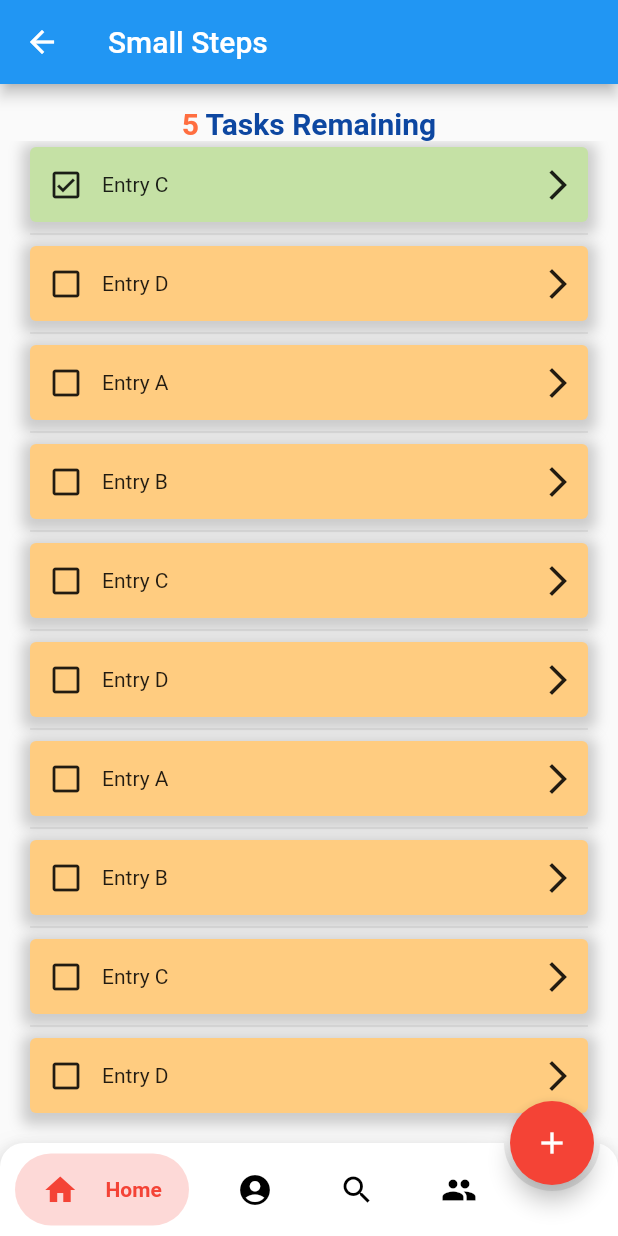
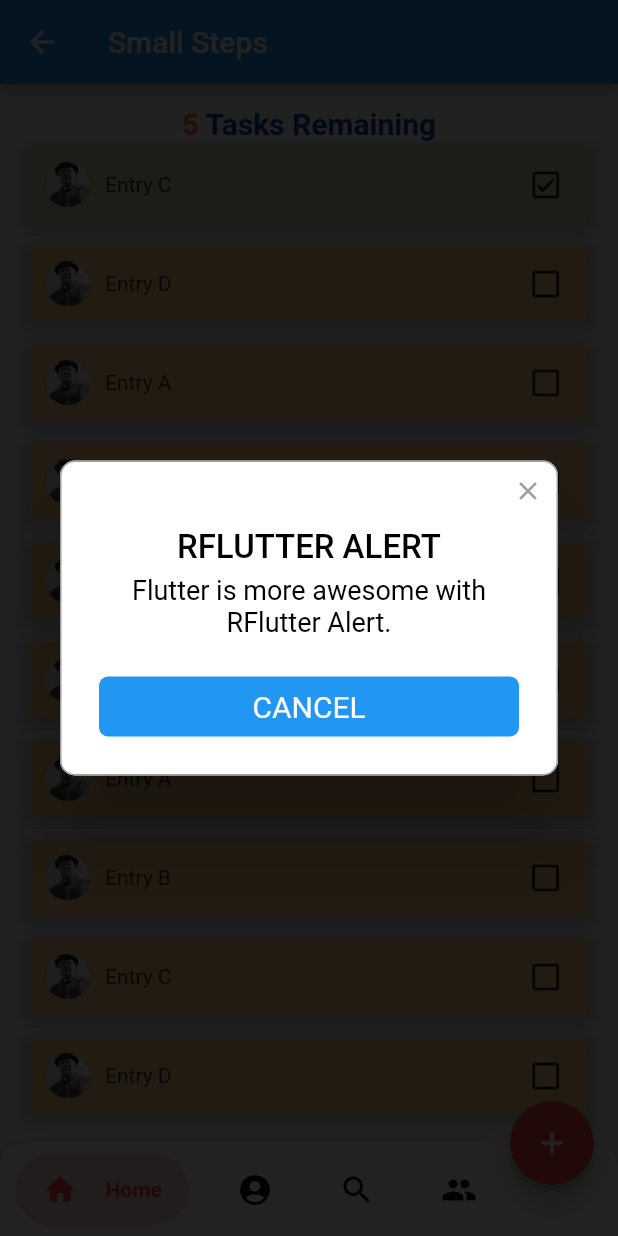
Before and after one commit to vermaapoorva/IC-Hello-World, a Flutter app: the MyHomePage screen opened directly, scrolled down 414 dp, after a tap on the "check box outline blank" icon, after a tap on the "add" icon, on a phone screen of 412 x 824 dp. Run offline on Flutter 3.47's test engine with Material 2 defaults, Android fonts, the phone set to English and light mode, and no system bars; drawn by our look-alikes of bubble_bottom_bar, rflutter_alert; our stand-ins replace flutter_login.

Commit message:
Revamped UI

```diff
--- a/front-end/lib/pages/Goals.dart
+++ b/front-end/lib/pages/Goals.dart
@@ -133,7 +133,9 @@ class _Goal extends State<Goal> {
 
   @override
   Widget build(BuildContext context) {
-    return Container(
+    return InkWell(
+        onTap: () {},
+        child: Container(
             height: 50,
             decoration: BoxDecoration(
               borderRadius: BorderRadius.all(Radius.circular(4.0)),
@@ -150,10 +152,12 @@ class _Goal extends State<Goal> {
             child: Row(
               mainAxisAlignment: MainAxisAlignment.start,
               children: [
-            IconButton(
-                icon: (_isChecked ? Icon(Icons.check_box_outlined) : Icon(Icons.check_box_outline_blank)),
-                onPressed: _toggleChecked,
+                SizedBox(width: 10),
+                CircleAvatar(
+                  backgroundImage: AssetImage('images/winston-churchill.jpg'),
+                  radius: 15.0,
                 ),
+                SizedBox(width: 10),
                 Center(child: Text('Entry ${widget.name}')),
                 // Yeah don't ask me why but it works...
                 Spacer(),
@@ -163,12 +167,19 @@ class _Goal extends State<Goal> {
                 Spacer(),
                 Spacer(),
                 Expanded(child:
+                // IconButton(
+                //   icon: Icon(Icons.arrow_forward_ios_sharp),
+                //   onPressed: () {/* TODO: Function here */},
+                // ),
                 IconButton(
-              icon: Icon(Icons.arrow_forward_ios_sharp),
-              onPressed: () {/* TODO: Function here */},
+                  icon: (_isChecked ? Icon(Icons.check_box_outlined) : Icon(Icons.check_box_outline_blank)),
+                  onPressed: _toggleChecked,
                 ),
+
                 ),
+                SizedBox(width: 10)
               ],
+            )
         )
     );
   }
--- a/front-end/lib/pages/Groups.dart
+++ b/front-end/lib/pages/Groups.dart
@@ -58,7 +58,10 @@ class _GroupsState extends State<Groups> {
                       children: <Widget>[
                         SizedBox(height: 5),
                         ListTile(
-                          leading: Icon(Icons.accessibility_new_sharp),
+                          leading: CircleAvatar(
+                            backgroundImage: AssetImage('images/winston-churchill.jpg'),
+                            radius: 20.0,
+                          ),
                           title: Text(entries[index]),
                           subtitle: Text('Description goes here.'),
                         ),
--- a/front-end/lib/pages/HomePage.dart
+++ b/front-end/lib/pages/HomePage.dart
@@ -5,6 +5,7 @@ import 'package:goal_app/pages/SearchPage.dart';
 import 'package:goal_app/pages/Goals.dart';
 import 'package:goal_app/pages/PlaceholderWidget.dart';
 import 'package:goal_app/pages/Groups.dart';
+import 'package:rflutter_alert/rflutter_alert.dart';
 
 class MyHomePage extends StatefulWidget {
   MyHomePage({Key key, this.title}) : super(key: key);
@@ -38,13 +39,22 @@ class _MyHomePageState extends State<MyHomePage> {
 
   @override
   Widget build(BuildContext context) {
+    // The easiest way for creating RFlutter Alert
+    _onAlertPressed(context) {
+      Alert(
+        context: context,
+        title: "RFLUTTER ALERT",
+        desc: "Flutter is more awesome with RFlutter Alert.",
+      ).show();
+    }
+
     return Scaffold(
       appBar: AppBar(
         title: Text(widget.title),
       ),
       body: _children[currentIndex],
       floatingActionButton: FloatingActionButton(
-        onPressed: () {},
+        onPressed: () => _onAlertPressed(context),
         child: Icon(Icons.add),
         backgroundColor: Colors.red,
       ),
--- a/front-end/pubspec.yaml
+++ b/front-end/pubspec.yaml
@@ -25,6 +25,7 @@ dependencies:
     sdk: flutter
   flutter_login: ^1.0.15
   bubble_bottom_bar: ^1.2.0
+  rflutter_alert: ^2.0.2
 
   # The following adds the Cupertino Icons font to your application.
   # Use with the CupertinoIcons class for iOS style icons.
```
Also changed, not shown: front-end/pubspec.lock. Lines whose indentation alone changed are shown as unchanged.
